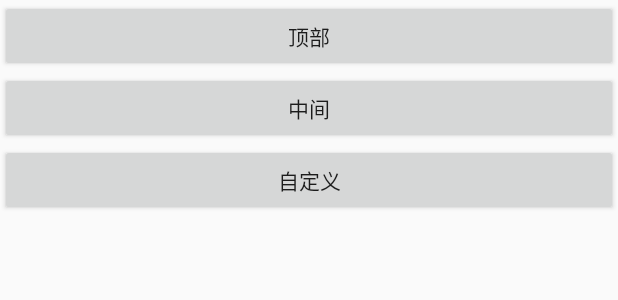
After one commit to AndroidDemos/DemosSet, an Android app: the layout activity_snack_bar.xml on its own in the app's theme, with its tools: preview values and no code run, on a phone screen of 412 x 824 dp. The commit adds this screen. Shown: the top 300 px of the screen. Run offline under Robolectric (Android 15) with nearby library versions, the light colour scheme and no system bars; network calls fail.

Commit message:
对网络返回参数作统一处理

```diff
--- a/app/build.gradle
+++ b/app/build.gradle
@@ -134,6 +134,7 @@ dependencies {
     implementation "com.google.android.gms:play-services-vision:${cfgs.gms}"
     implementation "com.google.android.gms:play-services-panorama:${cfgs.gms}"
     implementation project(':wheel')
+    implementation 'com.blankj:utilcodex:1.31.0'
 
 }
 repositories {
--- a/app/src/main/AndroidManifest.xml
+++ b/app/src/main/AndroidManifest.xml
@@ -62,6 +62,7 @@
         <activity android:name=".mview.BottomSheetActivity" />
         <activity android:name=".mview.RecyclerViewActivity" />
         <activity android:name=".mview.recycler.SecondRecyclerView" />
+        <activity android:name=".mview.SnackBarActivity" />
         <activity android:name=".mview.StickySectionActivity" />
         <activity android:name=".mview.SoftInputActivity" />
         <activity android:name=".mview.DrawableResourceActivity" />
--- a/app/src/main/java/com/kky/example/libnet/NetWorkManager.java
+++ b/app/src/main/java/com/kky/example/libnet/NetWorkManager.java
@@ -1,6 +1,8 @@
 package com.kky.example.libnet;
 
 import android.os.Bundle;
+
+import com.kky.example.libnet.convert.CustomizeGsonConverterFactory;
 
 import okhttp3.OkHttpClient;
 import okhttp3.logging.HttpLoggingInterceptor;
@@ -49,7 +51,8 @@ public class NetWorkManager {
                 .client(client)
                 .baseUrl(Request.HOST)
                 .addCallAdapterFactory(RxJava2CallAdapterFactory.create())
-                .addConverterFactory(GsonConverterFactory.create())
+//                .addConverterFactory(GsonConverterFactory.create())
+                .addConverterFactory(CustomizeGsonConverterFactory.create())
                 .build();
     }
 
--- a/app/src/main/java/com/kky/example/util/ActivityHelp.java
+++ b/app/src/main/java/com/kky/example/util/ActivityHelp.java
@@ -31,6 +31,7 @@ import com.kky.example.mview.KeyBoardActivity;
 import com.kky.example.mview.RecyclerViewActivity;
 import com.kky.example.mview.ScrollInputActivity;
 import com.kky.example.mview.ScrollingActivity;
+import com.kky.example.mview.SnackBarActivity;
 import com.kky.example.mview.SoftInputActivity;
 import com.kky.example.mview.SoftInputActivity2;
 import com.kky.example.mview.SpinnerActivity;
@@ -101,6 +102,7 @@ public class ActivityHelp {
         IntentHelp.INSTANCE.addWithTitle(activity, "GridLayoutManager", GridLayoutActivity.class, myData);
         IntentHelp.INSTANCE.addWithTitle(activity, "ScrollInputActivity", ScrollInputActivity.class, myData);
         IntentHelp.INSTANCE.addWithTitle(activity, "SecondRecyclerView", SecondRecyclerView.class, myData);
+        IntentHelp.INSTANCE.addWithTitle(activity, "snackBar简单应用", SnackBarActivity.class, myData);
     }
 
 
--- /dev/null
+++ b/app/src/main/res/layout/activity_snack_bar.xml
@@ -0,0 +1,25 @@
+<?xml version="1.0" encoding="utf-8"?>
+<LinearLayout xmlns:android="http://schemas.android.com/apk/res/android"
+    android:layout_width="match_parent"
+    android:orientation="vertical"
+    android:gravity="center_horizontal"
+    android:layout_height="match_parent">
+
+    <Button
+        android:id="@+id/button1"
+        android:layout_width="match_parent"
+        android:layout_height="wrap_content"
+        android:text="顶部" />
+
+    <Button
+        android:id="@+id/button2"
+        android:layout_width="match_parent"
+        android:layout_height="wrap_content"
+        android:text="中间" />
+
+    <Button
+        android:id="@+id/button3"
+        android:layout_width="match_parent"
+        android:layout_height="wrap_content"
+        android:text="自定义" />
+</LinearLayout>
```
Also changed, not shown: app/src/main/java/com/kky/example/libnet/convert/ConvertUtils.java (added, +48 -0 lines), app/src/main/java/com/kky/example/libnet/convert/CustomizeGsonConverterFactory.java (added, +50 -0 lines), app/src/main/java/com/kky/example/libnet/convert/CustomizeGsonRequestBodyConverter.java (added, +40 -0 lines), app/src/main/java/com/kky/example/libnet/convert/CustomizeGsonResponseBodyConverter.java (added, +76 -0 lines), app/src/main/java/com/kky/example/libnet/convert/JStringAdapter.java (added, +48 -0 lines), app/src/main/java/com/kky/example/mevent/retrofit/NetWorkActivity.java (+9 -4 lines), app/src/main/java/com/kky/example/mview/SnackBarActivity.kt (added, +56 -0 lines), app/src/main/res/mipmap-hdpi/dpi_h_img.png (added), app/src/main/res/mipmap-mdpi/dpi_m_img.png (added).
